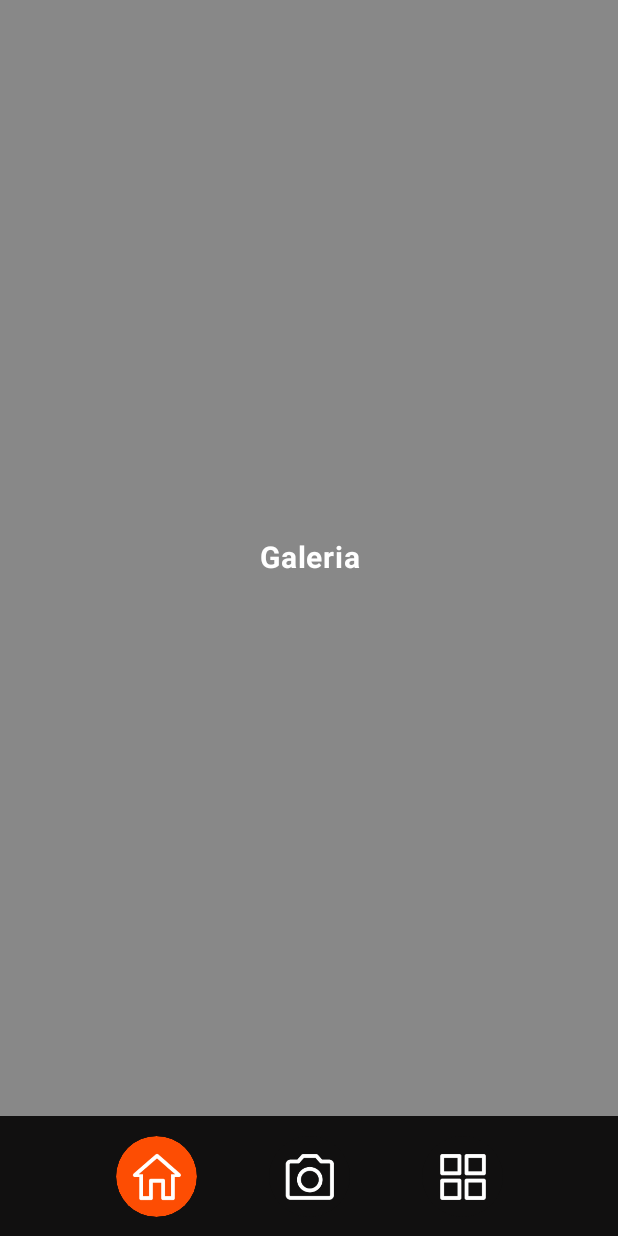
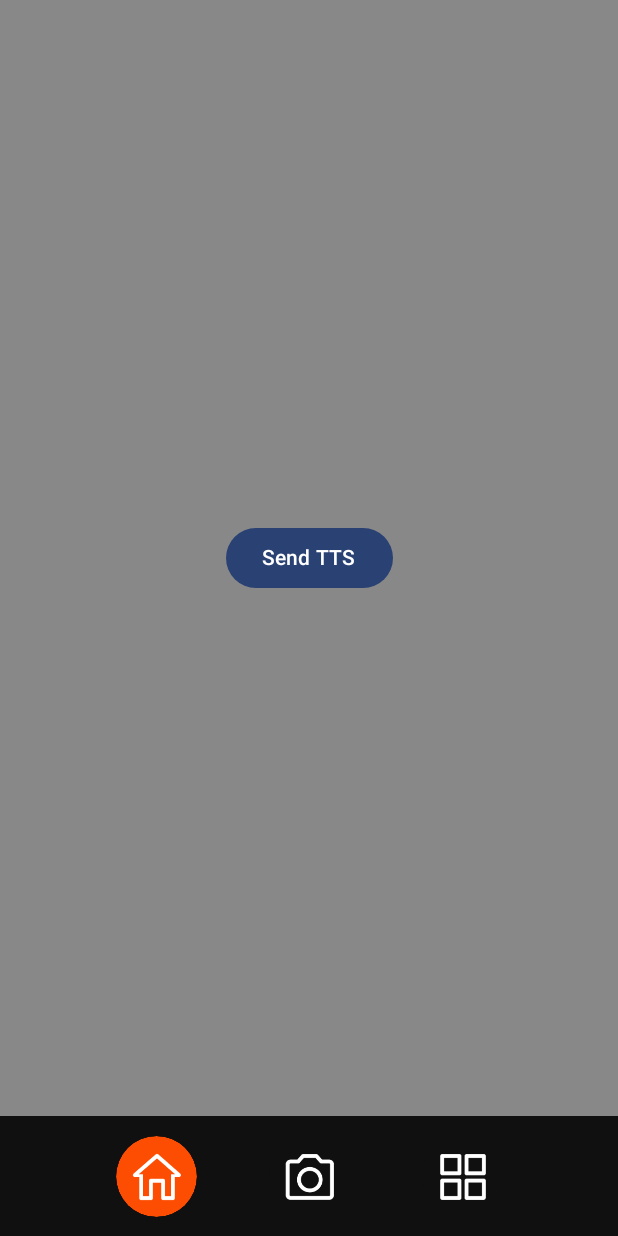
Before and after one commit to vandersonlb/LeiaPraMim, an Android app built with Jetpack Compose: the gallery screen opened through its navigation route, on a phone screen of 412 x 824 dp. Run offline under Robolectric (Android 15) with nearby library versions, the phone set to English and light mode, and no system bars; our stand-ins replace livedata-compose.

Commit message:
tela preview gerando o Text to Speech

```diff
--- a/app/src/main/java/br/com/fiap/leiapramim/service/TTSClient.kt
+++ b/app/src/main/java/br/com/fiap/leiapramim/service/TTSClient.kt
@@ -1,16 +1,14 @@
 package br.com.fiap.leiapramim.service
 
 import retrofit2.Retrofit
-import retrofit2.converter.gson.GsonConverterFactory
 
 class TTSClient {
 
-    private val URL = "https://api.voicerss.org/?key=dbb3f4b4345f46fdbc381da41e02628a&"
+    private val URL = "https://api.voicerss.org/"
 
     private val retrofitFactory = Retrofit
         .Builder()
         .baseUrl(URL)
-//        .addConverterFactory(GsonConverterFactory.create())
         .build()
 
     fun getTTSService(): TTSService {
--- a/app/src/main/java/br/com/fiap/leiapramim/service/TTSService.kt
+++ b/app/src/main/java/br/com/fiap/leiapramim/service/TTSService.kt
@@ -3,11 +3,11 @@ package br.com.fiap.leiapramim.service
 import okhttp3.ResponseBody
 import retrofit2.Call
 import retrofit2.http.GET
-import retrofit2.http.Path
+import retrofit2.http.Query
 
 interface TTSService {
 
-    @GET("?key=dbb3f4b4345f46fdbc381da41e02628a&hl=pt-br&src={text}")
-    fun getTeste(@Path("text") text: String): Call<ResponseBody>
+    @GET("?key=dbb3f4b4345f46fdbc381da41e02628a&hl=pt-br")
+    fun getSpeech(@Query("src") ocrText: String): Call<ResponseBody>
 
 }
--- a/app/src/main/java/br/com/fiap/leiapramim/view/AudioScreen.kt
+++ b/app/src/main/java/br/com/fiap/leiapramim/view/AudioScreen.kt
@@ -37,7 +37,7 @@ fun TocaAudio() {
         Button(
             onClick = {
 
-                var call = TTSClient().getTTSService().getTeste("Testando 1 2 3")
+                var call = TTSClient().getTTSService().getSpeech("HAHAHAH")
 
                 call.enqueue(object : Callback<ResponseBody> {
                     override fun onResponse(
--- a/app/src/main/java/br/com/fiap/leiapramim/view/CameraScreen.kt
+++ b/app/src/main/java/br/com/fiap/leiapramim/view/CameraScreen.kt
@@ -21,7 +21,7 @@ import androidx.compose.ui.unit.dp
 import androidx.core.content.ContextCompat
 import androidx.navigation.NavHostController
 import br.com.fiap.leiapramim.R
-import br.com.fiap.leiapramim.view.actions.TakePicture
+import br.com.fiap.leiapramim.view.actions.takePicture
 import br.com.fiap.leiapramim.view.components.BottomNavigation
 import br.com.fiap.leiapramim.view.components.CameraView
 import br.com.fiap.leiapramim.viewmodel.NavigationViewModel
@@ -50,7 +50,7 @@ fun CameraScreen(navController: NavHostController, navigationViewModel: Navigati
                 IconButton(
                     modifier = Modifier.fillMaxWidth().height(100.dp),
                     onClick = {
-                        TakePicture(context, imageCapture, cameraExecutor, navController)
+                        takePicture(context, imageCapture, cameraExecutor, navController)
                     },
                 ) {
                     Icon(
--- a/app/src/main/java/br/com/fiap/leiapramim/view/GalleryScreen.kt
+++ b/app/src/main/java/br/com/fiap/leiapramim/view/GalleryScreen.kt
@@ -5,20 +5,26 @@ import androidx.compose.foundation.layout.Column
 import androidx.compose.foundation.layout.Row
 import androidx.compose.foundation.layout.fillMaxSize
 import androidx.compose.foundation.layout.wrapContentSize
+import androidx.compose.material3.Button
 import androidx.compose.material3.Text
 import androidx.compose.runtime.Composable
 import androidx.compose.ui.Alignment
 import androidx.compose.ui.Modifier
 import androidx.compose.ui.graphics.Color
+import androidx.compose.ui.platform.LocalContext
 import androidx.compose.ui.text.font.FontWeight
 import androidx.compose.ui.text.style.TextAlign
 import androidx.compose.ui.unit.sp
 import androidx.navigation.NavHostController
+import br.com.fiap.leiapramim.view.actions.sendTTS
 import br.com.fiap.leiapramim.viewmodel.NavigationViewModel
 import br.com.fiap.leiapramim.view.components.BottomNavigation
 
 @Composable
 fun GalleryScreen(navController: NavHostController, navigationViewModel: NavigationViewModel) {
+
+    val context = LocalContext.current
+
     Column {
         Row(
             Modifier
@@ -27,14 +33,10 @@ fun GalleryScreen(navController: NavHostController, navigationViewModel: Navigat
                 .wrapContentSize(Alignment.Center)
                 .weight(1f)
         ) {
-            Text(
-                text = "Galeria",
-                fontWeight = FontWeight.Bold,
-                color = Color.White,
-                modifier = Modifier.align(Alignment.CenterVertically),
-                textAlign = TextAlign.Center,
-                fontSize = 20.sp
-            )
+            Button(onClick = {}) {
+                Text(text = "Send TTS")
+            }
+
         }
         Row() {
             BottomNavigation(navController, navigationViewModel)
--- a/app/src/main/java/br/com/fiap/leiapramim/view/actions/TakePicture.kt
+++ b/app/src/main/java/br/com/fiap/leiapramim/view/actions/TakePicture.kt
@@ -11,15 +11,15 @@ import br.com.fiap.leiapramim.route.NavigationItem
 import java.io.File
 import java.util.concurrent.Executor
 
-fun TakePicture(
+fun takePicture(
     context: Context,
     imageCapture: ImageCapture,
     cameraExecutor: Executor,
     navController: NavHostController
 ) {
 
-//    val picturesDirectory = context.filesDir
-    val picturesDirectory = context.getExternalFilesDir(Environment.DIRECTORY_PICTURES)
+    val picturesDirectory = context.filesDir
+//    val picturesDirectory = context.getExternalFilesDir(Environment.DIRECTORY_PICTURES)
     val outputFile = File(picturesDirectory, "${System.currentTimeMillis()}.jpg")
     val outputOptions = ImageCapture.OutputFileOptions.Builder(outputFile).build()
 
```
Also changed, not shown: app/src/main/java/br/com/fiap/leiapramim/view/PreviewScreen.kt (+43 -2 lines), app/src/main/java/br/com/fiap/leiapramim/view/actions/SendOCR.kt (+10 -15 lines), app/src/main/java/br/com/fiap/leiapramim/view/actions/SendTTS.kt (added, +51 -0 lines).
